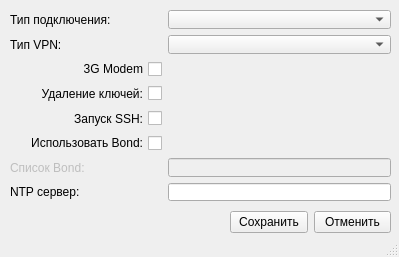
Old version of the form Dialog_Out/setting.ui in the repository MaximLitov/531.
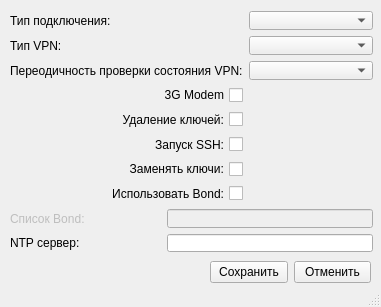
New version of the form.

Diff of the .ui file:
```diff
--- a/Dialog_Out/setting.ui
+++ b/Dialog_Out/setting.ui
@@ -6,45 +6,51 @@
    <rect>
     <x>0</x>
     <y>0</y>
-    <width>399</width>
-    <height>257</height>
+    <width>381</width>
+    <height>307</height>
    </rect>
   </property>
   <property name="windowTitle">
    <string>Настройки</string>
   </property>
   <widget class="QWidget" name="centralwidget">
+   <widget class="QWidget" name="layoutWidget">
+    <property name="geometry">
+     <rect>
+      <x>210</x>
+      <y>260</y>
+      <width>161</width>
+      <height>25</height>
+     </rect>
+    </property>
+    <layout class="QHBoxLayout" name="horizontalLayout">
+     <item>
+      <widget class="QPushButton" name="pushButton">
+       <property name="text">
+        <string>Сохранить</string>
+       </property>
+      </widget>
+     </item>
+     <item>
+      <widget class="QPushButton" name="pushButton_2">
+       <property name="text">
+        <string>Отменить</string>
+       </property>
+      </widget>
+     </item>
+    </layout>
+   </widget>
    <widget class="QWidget" name="">
     <property name="geometry">
      <rect>
       <x>10</x>
-      <y>10</y>
-      <width>381</width>
-      <height>191</height>
+      <y>11</y>
+      <width>363</width>
+      <height>241</height>
      </rect>
     </property>
     <layout class="QGridLayout" name="gridLayout">
-     <item row="0" column="0" colspan="2">
-      <widget class="QLabel" name="label">
-       <property name="text">
-        <string>Тип подключения:</string>
-       </property>
-      </widget>
-     </item>
-     <item row="0" column="2">
-      <widget class="QComboBox" name="comboBox"/>
-     </item>
-     <item row="1" column="0">
-      <widget class="QLabel" name="label_2">
-       <property name="text">
-        <string>Тип VPN:</string>
-       </property>
-      </widget>
-     </item>
-     <item row="1" column="2">
-      <widget class="QComboBox" name="comboBox_2"/>
-     </item>
-     <item row="6" column="0" colspan="2">
+     <item row="8" column="0" colspan="2">
       <widget class="QLabel" name="label_3">
        <property name="enabled">
         <bool>false</bool>
@@ -54,24 +60,40 @@
        </property>
       </widget>
      </item>
-     <item row="6" column="2">
-      <widget class="QLineEdit" name="lineEdit">
-       <property name="enabled">
-        <bool>false</bool>
-       </property>
-      </widget>
-     </item>
-     <item row="7" column="0" colspan="2">
+     <item row="9" column="0" colspan="2">
       <widget class="QLabel" name="label_4">
        <property name="text">
         <string>NTP сервер:</string>
        </property>
       </widget>
      </item>
-     <item row="7" column="2">
-      <widget class="QLineEdit" name="lineEdit_2"/>
+     <item row="1" column="3" colspan="2">
+      <widget class="QComboBox" name="comboBox_2"/>
      </item>
-     <item row="5" column="0" colspan="2">
+     <item row="2" column="3" colspan="2">
+      <widget class="QComboBox" name="comboBox_3"/>
+     </item>
+     <item row="0" column="3" colspan="2">
+      <widget class="QComboBox" name="comboBox"/>
+     </item>
+     <item row="2" column="0" colspan="3">
+      <widget class="QLabel" name="label_5">
+       <property name="text">
+        <string>Переодичность проверки состояния VPN:</string>
+       </property>
+      </widget>
+     </item>
+     <item row="6" column="0" colspan="3">
+      <widget class="QCheckBox" name="checkBox_5">
+       <property name="layoutDirection">
+        <enum>Qt::RightToLeft</enum>
+       </property>
+       <property name="text">
+        <string>Заменять ключи:</string>
+       </property>
+      </widget>
+     </item>
+     <item row="7" column="0" colspan="3">
       <widget class="QCheckBox" name="checkBox_4">
        <property name="layoutDirection">
         <enum>Qt::RightToLeft</enum>
@@ -81,7 +103,7 @@
        </property>
       </widget>
      </item>
-     <item row="4" column="1">
+     <item row="5" column="0" colspan="3">
       <widget class="QCheckBox" name="checkBox_3">
        <property name="layoutDirection">
         <enum>Qt::RightToLeft</enum>
@@ -91,7 +113,7 @@
        </property>
       </widget>
      </item>
-     <item row="3" column="0" colspan="2">
+     <item row="4" column="0" colspan="3">
       <widget class="QCheckBox" name="checkBox_2">
        <property name="layoutDirection">
         <enum>Qt::RightToLeft</enum>
@@ -101,7 +123,7 @@
        </property>
       </widget>
      </item>
-     <item row="2" column="1">
+     <item row="3" column="0" colspan="3">
       <widget class="QCheckBox" name="checkBox">
        <property name="layoutDirection">
         <enum>Qt::RightToLeft</enum>
@@ -111,32 +133,30 @@
        </property>
       </widget>
      </item>
-    </layout>
-   </widget>
-   <widget class="QWidget" name="">
-    <property name="geometry">
-     <rect>
-      <x>230</x>
-      <y>210</y>
-      <width>161</width>
-      <height>25</height>
-     </rect>
-    </property>
-    <layout class="QHBoxLayout" name="horizontalLayout">
-     <item>
-      <widget class="QPushButton" name="pushButton">
+     <item row="1" column="0" colspan="3">
+      <widget class="QLabel" name="label_2">
        <property name="text">
-        <string>Сохранить</string>
+        <string>Тип VPN:</string>
        </property>
       </widget>
      </item>
-     <item>
-      <widget class="QPushButton" name="pushButton_2">
+     <item row="0" column="0" colspan="3">
+      <widget class="QLabel" name="label">
        <property name="text">
-        <string>Отменить</string>
+        <string>Тип подключения:</string>
        </property>
       </widget>
      </item>
+     <item row="8" column="2" colspan="3">
+      <widget class="QLineEdit" name="lineEdit">
+       <property name="enabled">
+        <bool>false</bool>
+       </property>
+      </widget>
+     </item>
+     <item row="9" column="2" colspan="3">
+      <widget class="QLineEdit" name="lineEdit_2"/>
+     </item>
     </layout>
    </widget>
   </widget>
```
Left out of the diff: 4 changed lines with no effect on the pictures.
